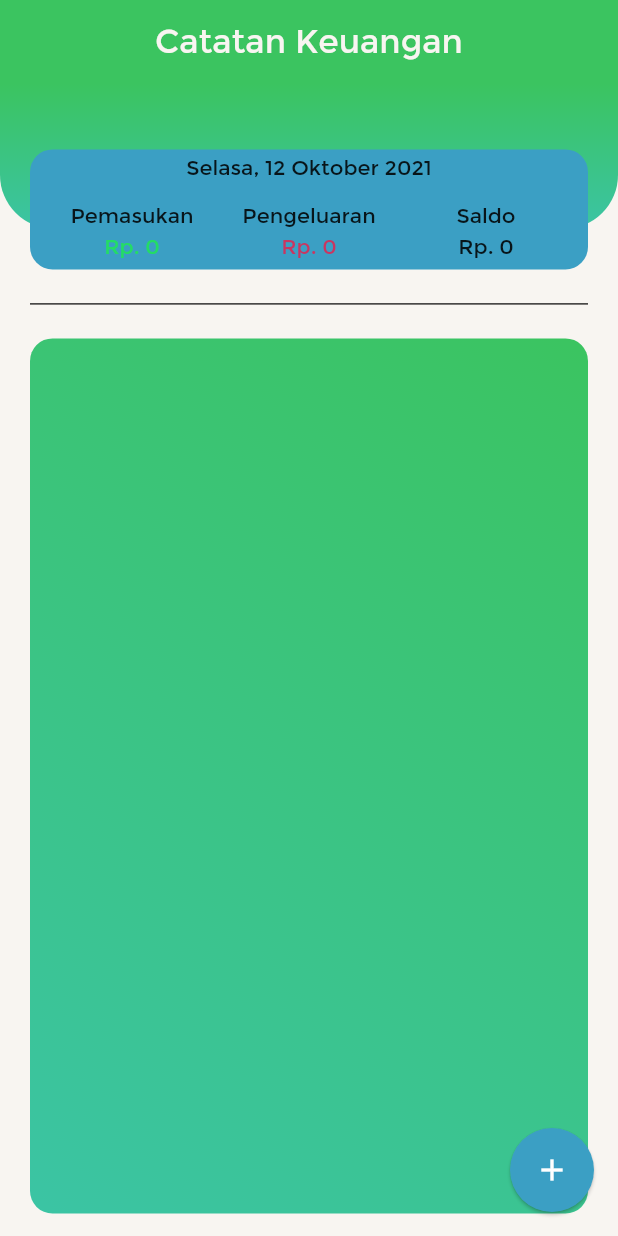
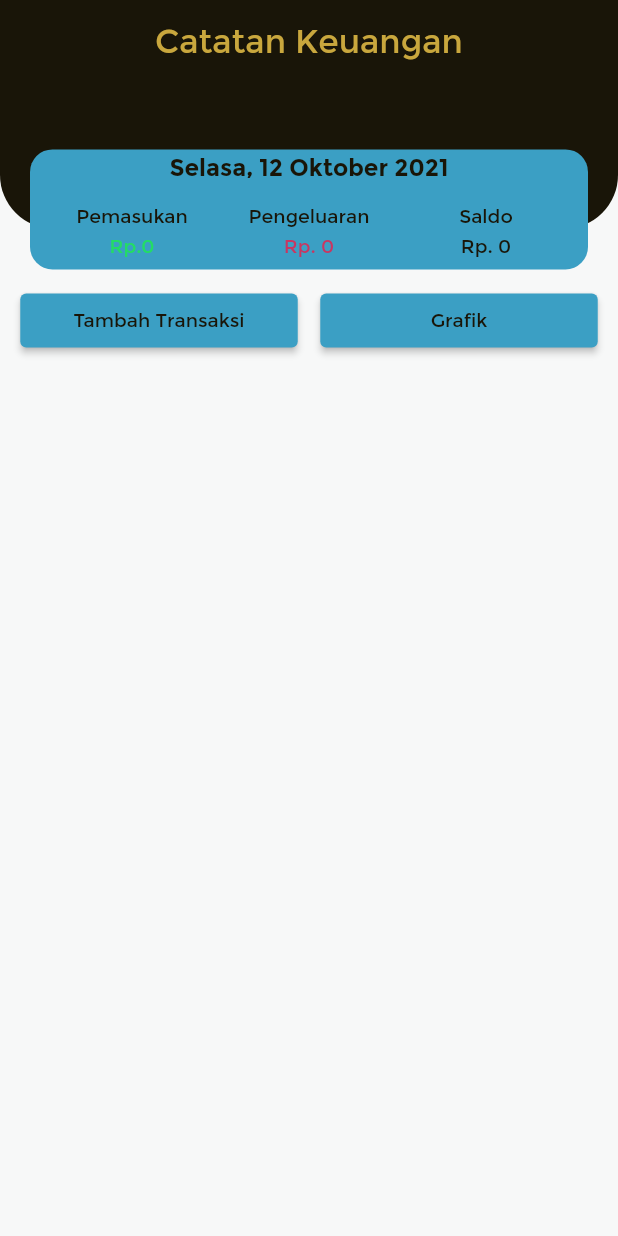
Before and after one commit to makayasa/catatan_keuangan, a Flutter app: the screen it shows after launch, on a phone screen of 412 x 824 dp. Run offline on Flutter 3.47's test engine with Material 2 defaults, Android fonts, the phone set to English and light mode, and no system bars; our stand-ins replace dropdown_search, flutter_masked_text2, get, sqflite; accounts and stored records are empty.

Commit message:
perubahan di homeview

```diff
--- a/lib/app/components/constants.dart
+++ b/lib/app/components/constants.dart
@@ -13,3 +13,7 @@ const kHelpColor = Color(0xFF0096c7);
 const kInactiveColor = Color(0xFFa6a6a6);
 const kBgWhite = Color(0xFFf7f8f8);
 const kBgBlack = Color(0xFF191508);
+
+const kGreen = Color(0XFF23dc65);
+const kRed = Color(0XFFC93661);
+const kBlue = Color(0XFF3B9FC4);
--- a/lib/app/modules/home/controllers/home_controller.dart
+++ b/lib/app/modules/home/controllers/home_controller.dart
@@ -1,5 +1,6 @@
 import 'package:catatan_keuangan/app/data/models/transaksi_model.dart';
 import 'package:catatan_keuangan/app/modules/detail_transaksi/controllers/detail_transaksi_controller.dart';
+import 'package:flutter/material.dart';
 import 'package:get/get.dart';
 import 'package:intl/date_symbol_data_local.dart';
 import 'package:intl/intl.dart';
@@ -56,6 +57,20 @@ class HomeController extends GetxController {
     tanggalSekarang.value = DateFormat.yMMMMEEEEd('in').format(_tanggal!);
   }
 
+  late Offset offset;
+
+  var isDragging = false.obs;
+
+  var newOffsetX = 0.0.obs;
+  var newOffsetY = 0.0.obs;
+
+  void updatePosition(PointerMoveEvent pointerMoveEvent) {
+    newOffsetX.value = offset.dx + pointerMoveEvent.delta.dx;
+    newOffsetY.value = offset.dy + pointerMoveEvent.delta.dy;
+
+    offset = Offset(newOffsetX.value, newOffsetY.value);
+  }
+
   @override
   void onInit() {
     refreshList();
@@ -65,6 +80,7 @@ class HomeController extends GetxController {
     initializeDateFormatting();
     tanggalSekarangMethod();
     super.onInit();
+    offset = Offset(200, 70);
   }
 
   @override
--- a/lib/app/modules/home/views/home_view.dart
+++ b/lib/app/modules/home/views/home_view.dart
@@ -1,3 +1,7 @@
+import 'package:catatan_keuangan/app/components/constants.dart';
+import 'package:catatan_keuangan/app/components/default_text.dart';
+import 'package:catatan_keuangan/app/components/primary_button.dart';
+import 'package:catatan_keuangan/app/modules/home/widgets/dragable_floating_action_button.dart';
 import 'package:catatan_keuangan/app/routes/app_pages.dart';
 import 'package:flutter/material.dart';
 
@@ -14,21 +18,24 @@ class HomeView extends GetView<HomeController> {
     HomeController homeController = Get.put(HomeController());
 
     Size size = MediaQuery.of(context).size;
+    return GetBuilder<HomeController>(
+      init: Get.put(HomeController()),
+      builder: (_) {
         return Scaffold(
           appBar: AppBar(
             title: Text('Catatan Keuangan'),
             centerTitle: true,
             elevation: 0,
           ),
-      floatingActionButton: FloatingActionButton(
-        elevation: 1,
-        backgroundColor: Color(0XFF3B9FC4),
-        child: Icon(Icons.add),
-        onPressed: () {
-          Get.toNamed(Routes.tambahTransaksi);
-        },
-      ),
-      backgroundColor: Color(0XFFf8f5f1),
+          // floatingActionButton: FloatingActionButton(
+          //   elevation: 1,
+          //   backgroundColor: Color(0XFF3B9FC4),
+          //   child: Icon(Icons.add),
+          //   onPressed: () {
+          //     Get.toNamed(Routes.tambahTransaksi);
+          //   },
+          // ),
+          backgroundColor: kBgWhite,
           body: SafeArea(
             child: Column(
               children: [
@@ -39,14 +46,15 @@ class HomeView extends GetView<HomeController> {
                       Container(
                         height: size.height * 0.15 - 27,
                         decoration: BoxDecoration(
-                      gradient: LinearGradient(
-                        begin: Alignment.topCenter,
-                        end: Alignment.bottomCenter,
-                        colors: [
-                          Color(0XFF3BC460),
-                          Color(0XFF3BC4A4),
-                        ],
-                      ),
+                          color: kContentColorLightTheme,
+                          // gradient: LinearGradient(
+                          //   begin: Alignment.topCenter,
+                          //   end: Alignment.bottomCenter,
+                          //   colors: [
+                          //     Color(0XFF3BC460),
+                          //     Color(0XFF3BC4A4),
+                          //   ],
+                          // ),
                           borderRadius: BorderRadius.only(
                             bottomLeft: Radius.circular(36),
                             bottomRight: Radius.circular(36),
@@ -64,14 +72,47 @@ class HomeView extends GetView<HomeController> {
                     ],
                   ),
                 ),
-            SizedBox(
-              height: 15,
+                SizedBox(height: 10),
+                Padding(
+                  padding: EdgeInsets.symmetric(horizontal: 13.5),
+                  child: Row(
+                    children: [
+                      Expanded(
+                        child: ElevatedButton(
+                          child: DefText('Tambah Transaksi').normal,
+                          style: ElevatedButton.styleFrom(
+                            primary: kBlue,
                           ),
-            Pemisah(),
+                          onPressed: () {
+                            Get.toNamed(Routes.tambahTransaksi);
+                          },
+                        ),
+                      ),
+                      SizedBox(width: 15),
+                      Expanded(
+                        child: ElevatedButton(
+                          child: DefText('Grafik').normal,
+                          style: ElevatedButton.styleFrom(
+                            primary: kBlue,
+                          ),
+                          onPressed: () {},
+                        ),
+                      ),
+                    ],
+                  ),
+                ),
+                // Divider(
+                //   indent: 13.5,
+                //   endIndent: 13.5,
+                //   color: kBgBlack,
+                // ),
+                SizedBox(height: 10),
                 ListViewTransaksi(homeController: homeController),
               ],
             ),
           ),
         );
+      },
+    );
   }
 }
--- a/lib/app/modules/home/widgets/info_banner.dart
+++ b/lib/app/modules/home/widgets/info_banner.dart
@@ -1,3 +1,5 @@
+import 'package:catatan_keuangan/app/components/constants.dart';
+import 'package:catatan_keuangan/app/components/default_text.dart';
 import 'package:flutter/material.dart';
 import 'package:get/get.dart';
 
@@ -16,7 +18,7 @@ class InfoBanner extends GetView<HomeController> {
           margin: EdgeInsets.symmetric(horizontal: 20),
           height: 80,
           decoration: BoxDecoration(
-            color: Color(0XFF3B9FC4),
+            color: kBlue,
             // gradient: LinearGradient(
             //   begin: Alignment.centerLeft,
             //   end: Alignment.centerRight,
@@ -31,28 +33,27 @@ class InfoBanner extends GetView<HomeController> {
             child: Column(
               mainAxisAlignment: MainAxisAlignment.center,
               children: [
-                Text('${controller.tanggalSekarang}'),
-                SizedBox(
-                  height: 15,
-                ),
+                DefText(
+                  '${controller.tanggalSekarang}',
+                  fontWeight: FontWeight.bold,
+                ).semilarge,
+                SizedBox(height: 15),
                 Row(
                   mainAxisAlignment: MainAxisAlignment.spaceEvenly,
                   children: [
                     Column(
                       // mainAxisAlignment: MainAxisAlignment.,
                       children: [
-                        Text('Pemasukan'),
+                        DefText('Pemasukan').normal,
                         Container(
                           height: 25,
                           width: 100,
                           child: FittedBox(
                             fit: BoxFit.scaleDown,
-                            child: Text(
-                              controller.totalPemasukan == null ? 'loading' : 'Rp. ' + controller.money.format(controller.totalPemasukan),
-                              style: TextStyle(
-                                color: Color(0XFF23dc65),
-                              ),
-                            ),
+                            child: DefText(
+                              controller.totalPemasukan == null ? 'loading' : 'Rp.' + controller.money.format(controller.totalPemasukan),
+                              color: kGreen,
+                            ).normal,
                           ),
                         ),
                         // Text('${controller.tes.value}'),
@@ -61,19 +62,17 @@ class InfoBanner extends GetView<HomeController> {
                     Column(
                       // mainAxisAlignment: MainAxisAlignment.,
                       children: [
-                        Text('Pengeluaran'),
+                        DefText('Pengeluaran').normal,
                         // Text(abc.jumlah == null ? 'loading' : '${abc.jumlah}'),
                         Container(
                           height: 25,
                           width: 100,
                           child: FittedBox(
                             fit: BoxFit.scaleDown,
-                            child: Text(
+                            child: DefText(
                               controller.totalPengeluaran == null ? 'loading' : 'Rp. ' + controller.money.format(controller.totalPengeluaran),
-                              style: TextStyle(
-                                color: Color(0XFFC93661),
-                              ),
-                            ),
+                              color: kRed,
+                            ).normal,
                           ),
                         ),
                       ],
@@ -81,15 +80,18 @@ class InfoBanner extends GetView<HomeController> {
                     Column(
                       // mainAxisAlignment: MainAxisAlignment.,
                       children: [
-                        Text('Saldo'),
+                        DefText('Saldo').normal,
                         Container(
                           height: 25,
                           width: 100,
                           child: FittedBox(
                             fit: BoxFit.scaleDown,
-                            child: Text(
+                            child: DefText(
                               controller.totalSaldo == null ? 'loading' : 'Rp. ' + controller.money.format(controller.totalSaldo),
-                            ),
+                            ).normal,
+                            // child: Text(
+                            //   controller.totalSaldo == null ? 'loading' : 'Rp. ' + controller.money.format(controller.totalSaldo),
+                            // ),
                           ),
                         ),
                       ],
--- a/lib/main.dart
+++ b/lib/main.dart
@@ -1,3 +1,4 @@
+import 'package:catatan_keuangan/app/components/constants.dart';
 import 'package:flutter/material.dart';
 
 import 'package:get/get.dart';
@@ -13,9 +14,9 @@ void main() {
       theme: ThemeData(
         fontFamily: 'Montserrat',
         appBarTheme: AppBarTheme(
-          backgroundColor: Color(0XFF3BC460),
+          backgroundColor: kContentColorLightTheme,
           titleTextStyle: TextStyle(
-            color: Color(0XFFf8f5f1),
+            color: kPrimaryColor,
             fontFamily: 'Montserrat',
             fontSize: 22,
           ),
```
Also changed, not shown: lib/app/components/primary_button.dart (added, +50 -0 lines), lib/app/modules/home/widgets/dragable_floating_action_button.dart (added, +49 -0 lines), lib/app/modules/home/widgets/listview_transaksi.dart (+42 -41 lines). Lines whose indentation alone changed are shown as unchanged.
